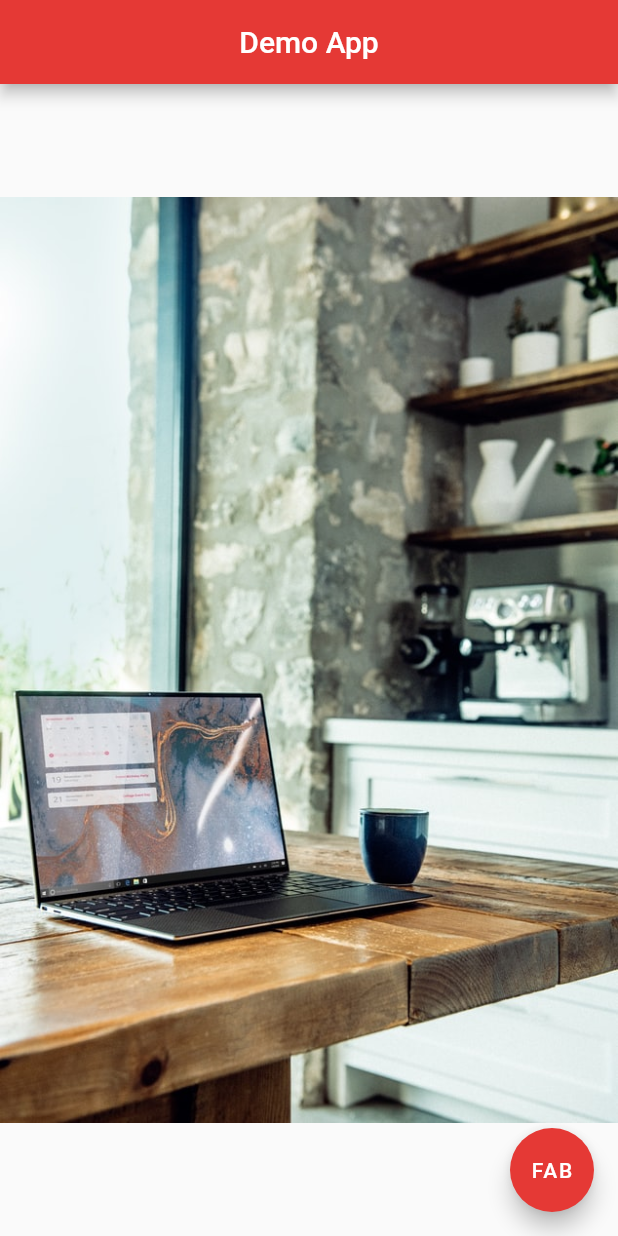
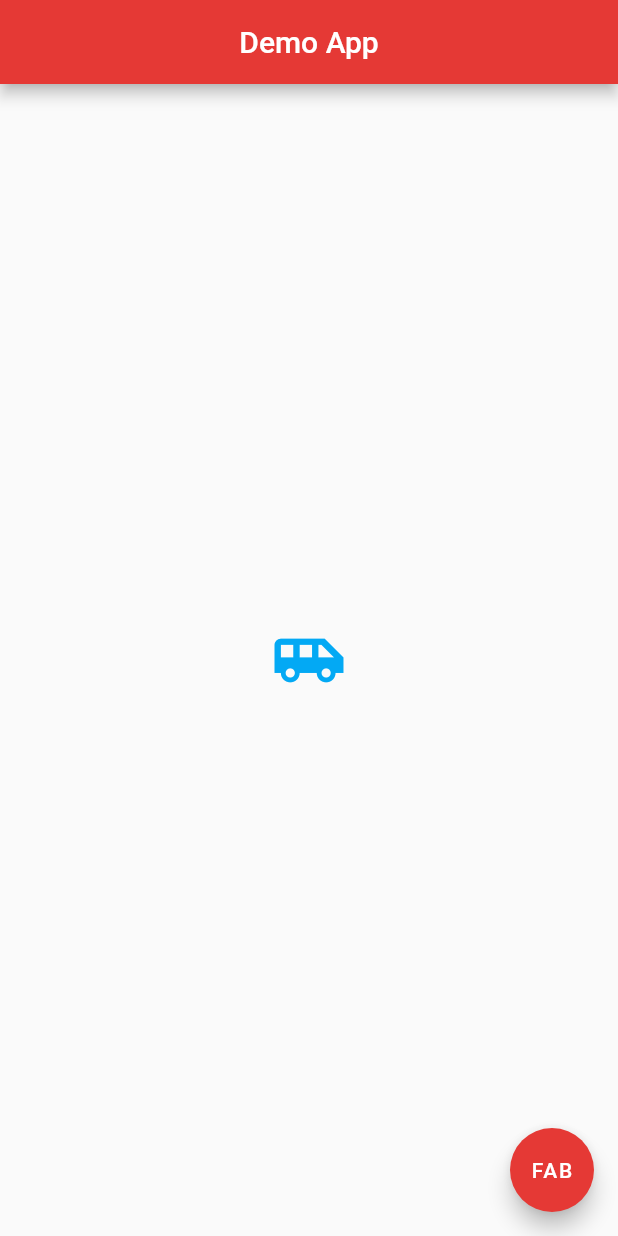
Before and after one commit to jscastanos/labs2020, a Flutter app: the screen it shows after launch, on a phone screen of 412 x 824 dp. Run offline on Flutter 3.47's test engine with Material 2 defaults, Android fonts, the phone set to English and light mode, and no system bars.

Commit message:
Icon Widget

```diff
--- a/lib/main.dart
+++ b/lib/main.dart
@@ -14,7 +14,11 @@ class Home extends StatelessWidget {
         backgroundColor: Colors.red[600],
       ),
       body: Center(
-        child: Image.asset('assets/bg1.jpg'),
+        child: Icon(
+          Icons.airport_shuttle,
+          color: Colors.lightBlue,
+          size: 50.0,
+        ),
       ),
       floatingActionButton: FloatingActionButton(
         onPressed: () {},
```
